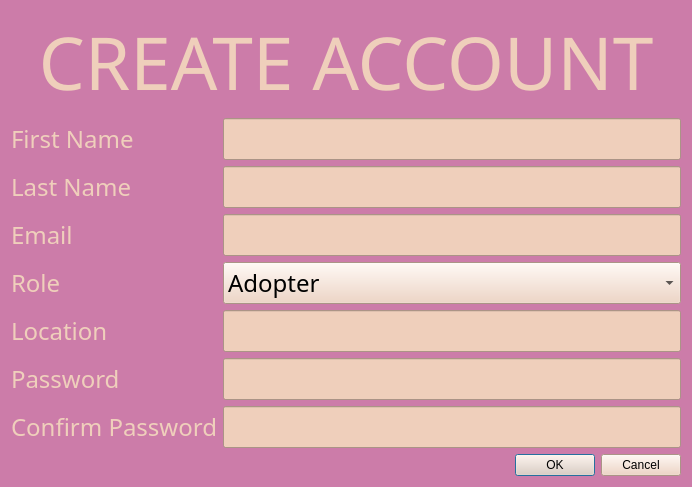
Above: breadnbutter/gui/createaccount.ui from jacksodl23/cs-205-pet-adoption before the change. Below: the same form after it.
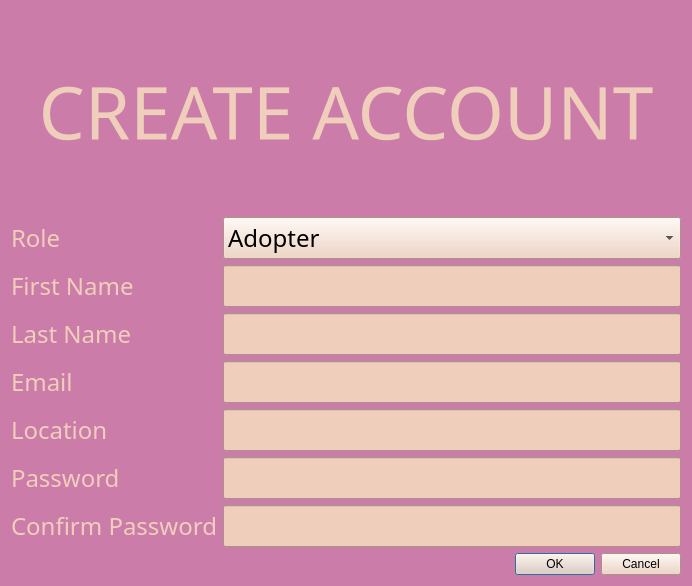
That is the form after the change.

What changed in the file:
```diff
--- a/breadnbutter/gui/createaccount.ui
+++ b/breadnbutter/gui/createaccount.ui
@@ -20,6 +20,12 @@
   <layout class="QVBoxLayout" name="verticalLayout">
    <item>
     <widget class="QLabel" name="createLabel">
+     <property name="minimumSize">
+      <size>
+       <width>0</width>
+       <height>200</height>
+      </size>
+     </property>
      <property name="font">
       <font>
        <family>Dyuthi</family>
@@ -42,6 +48,49 @@
    <item>
     <layout class="QFormLayout" name="formLayout">
      <item row="0" column="0">
+      <widget class="QLabel" name="roleLabel">
+       <property name="font">
+        <font>
+         <family>Dyuthi</family>
+         <pointsize>18</pointsize>
+        </font>
+       </property>
+       <property name="styleSheet">
+        <string notr="true">color: rgb(239, 207, 187);</string>
+       </property>
+       <property name="text">
+        <string>Role</string>
+       </property>
+      </widget>
+     </item>
+     <item row="0" column="1">
+      <widget class="QComboBox" name="roleBox">
+       <property name="font">
+        <font>
+         <family>Dyuthi</family>
+         <pointsize>18</pointsize>
+        </font>
+       </property>
+       <property name="styleSheet">
+        <string notr="true">background-color:rgb(239, 207, 187);
+color: rgb(0, 0, 0);</string>
+       </property>
+       <property name="currentIndex">
+        <number>0</number>
+       </property>
+       <item>
+        <property name="text">
+         <string>Adopter</string>
+        </property>
+       </item>
+       <item>
+        <property name="text">
+         <string>Provider</string>
+        </property>
+       </item>
+      </widget>
+     </item>
+     <item row="1" column="0">
       <widget class="QLabel" name="firstNameLabel">
        <property name="font">
         <font>
@@ -57,7 +106,7 @@
        </property>
       </widget>
      </item>
-     <item row="0" column="1">
+     <item row="1" column="1">
       <widget class="QLineEdit" name="firstNameField">
        <property name="palette">
         <palette>
@@ -116,6 +165,15 @@
             </color>
            </brush>
           </colorrole>
+          <colorrole role="PlaceholderText">
+           <brush brushstyle="NoBrush">
+            <color alpha="128">
+             <red>0</red>
+             <green>0</green>
+             <blue>0</blue>
+            </color>
+           </brush>
+          </colorrole>
          </active>
          <inactive>
           <colorrole role="WindowText">
@@ -172,6 +230,15 @@
             </color>
            </brush>
           </colorrole>
+          <colorrole role="PlaceholderText">
+           <brush brushstyle="NoBrush">
+            <color alpha="128">
+             <red>0</red>
+             <green>0</green>
+             <blue>0</blue>
+            </color>
+           </brush>
+          </colorrole>
          </inactive>
          <disabled>
           <colorrole role="WindowText">
@@ -228,6 +295,15 @@
             </color>
            </brush>
           </colorrole>
+          <colorrole role="PlaceholderText">
+           <brush brushstyle="NoBrush">
+            <color alpha="128">
+             <red>0</red>
+             <green>0</green>
+             <blue>0</blue>
+            </color>
+           </brush>
+          </colorrole>
          </disabled>
         </palette>
        </property>
@@ -242,7 +318,7 @@
        </property>
       </widget>
      </item>
-     <item row="1" column="0">
+     <item row="2" column="0">
       <widget class="QLabel" name="lastNameLabel">
        <property name="font">
         <font>
@@ -258,7 +334,7 @@
        </property>
       </widget>
      </item>
-     <item row="1" column="1">
+     <item row="2" column="1">
       <widget class="QLineEdit" name="lastNameField">
        <property name="palette">
         <palette>
@@ -317,6 +393,15 @@
             </color>
            </brush>
           </colorrole>
+          <colorrole role="PlaceholderText">
+           <brush brushstyle="NoBrush">
+            <color alpha="128">
+             <red>0</red>
+             <green>0</green>
+             <blue>0</blue>
+            </color>
+           </brush>
+          </colorrole>
          </active>
          <inactive>
           <colorrole role="WindowText">
@@ -373,6 +458,15 @@
             </color>
            </brush>
           </colorrole>
+          <colorrole role="PlaceholderText">
+           <brush brushstyle="NoBrush">
+            <color alpha="128">
+             <red>0</red>
+             <green>0</green>
+             <blue>0</blue>
+            </color>
+           </brush>
+          </colorrole>
          </inactive>
          <disabled>
           <colorrole role="WindowText">
@@ -429,6 +523,15 @@
             </color>
            </brush>
           </colorrole>
+          <colorrole role="PlaceholderText">
+           <brush brushstyle="NoBrush">
+            <color alpha="128">
+             <red>0</red>
+             <green>0</green>
+             <blue>0</blue>
+            </color>
+           </brush>
+          </colorrole>
          </disabled>
         </palette>
        </property>
@@ -443,7 +546,7 @@
        </property>
       </widget>
      </item>
-     <item row="2" column="0">
+     <item row="3" column="0">
       <widget class="QLabel" name="emailLabel">
        <property name="font">
         <font>
@@ -459,7 +562,7 @@
        </property>
       </widget>
      </item>
-     <item row="2" column="1">
+     <item row="3" column="1">
       <widget class="QLineEdit" name="emailField">
        <property name="palette">
         <palette>
@@ -518,6 +621,15 @@
             </color>
            </brush>
           </colorrole>
+          <colorrole role="PlaceholderText">
+           <brush brushstyle="NoBrush">
+            <color alpha="128">
+             <red>0</red>
+             <green>0</green>
+             <blue>0</blue>
+            </color>
+           </brush>
+          </colorrole>
          </active>
          <inactive>
           <colorrole role="WindowText">
@@ -574,6 +686,15 @@
             </color>
            </brush>
           </colorrole>
+          <colorrole role="PlaceholderText">
+           <brush brushstyle="NoBrush">
+            <color alpha="128">
+             <red>0</red>
+             <green>0</green>
+             <blue>0</blue>
+            </color>
+           </brush>
+          </colorrole>
          </inactive>
          <disabled>
           <colorrole role="WindowText">
@@ -630,6 +751,15 @@
             </color>
            </brush>
           </colorrole>
+          <colorrole role="PlaceholderText">
+           <brush brushstyle="NoBrush">
+            <color alpha="128">
+             <red>0</red>
+             <green>0</green>
+             <blue>0</blue>
+            </color>
+           </brush>
+          </colorrole>
          </disabled>
         </palette>
        </property>
@@ -644,8 +774,8 @@
        </property>
       </widget>
      </item>
-     <item row="3" column="0">
-      <widget class="QLabel" name="roleLabel">
+     <item row="4" column="0">
+      <widget class="QLabel" name="locationLabel">
        <property name="font">
         <font>
          <family>Dyuthi</family>
@@ -656,7 +786,219 @@
         <string notr="true">color: rgb(239, 207, 187);</string>
        </property>
        <property name="text">
-        <string>Role</string>
+        <string>Location</string>
+       </property>
+      </widget>
+     </item>
+     <item row="4" column="1">
+      <widget class="QLineEdit" name="locationField">
+       <property name="palette">
+        <palette>
+         <active>
+          <colorrole role="WindowText">
+           <brush brushstyle="SolidPattern">
+            <color alpha="255">
+             <red>0</red>
+             <green>0</green>
+             <blue>0</blue>
+            </color>
+           </brush>
+          </colorrole>
+          <colorrole role="Button">
+           <brush brushstyle="SolidPattern">
+            <color alpha="255">
+             <red>239</red>
+             <green>207</green>
+             <blue>187</blue>
+            </color>
+           </brush>
+          </colorrole>
+          <colorrole role="Text">
+           <brush brushstyle="SolidPattern">
+            <color alpha="255">
+             <red>0</red>
+             <green>0</green>
+             <blue>0</blue>
+            </color>
+           </brush>
+          </colorrole>
+          <colorrole role="ButtonText">
+           <brush brushstyle="SolidPattern">
+            <color alpha="255">
+             <red>0</red>
+             <green>0</green>
+             <blue>0</blue>
+            </color>
+           </brush>
+          </colorrole>
+          <colorrole role="Base">
+           <brush brushstyle="SolidPattern">
+            <color alpha="255">
+             <red>239</red>
+             <green>207</green>
+             <blue>187</blue>
+            </color>
+           </brush>
+          </colorrole>
+          <colorrole role="Window">
+           <brush brushstyle="SolidPattern">
+            <color alpha="255">
+             <red>239</red>
+             <green>207</green>
+             <blue>187</blue>
+            </color>
+           </brush>
+          </colorrole>
+          <colorrole role="PlaceholderText">
+           <brush brushstyle="NoBrush">
+            <color alpha="128">
+             <red>0</red>
+             <green>0</green>
+             <blue>0</blue>
+            </color>
+           </brush>
+          </colorrole>
+         </active>
+         <inactive>
+          <colorrole role="WindowText">
+           <brush brushstyle="SolidPattern">
+            <color alpha="255">
+             <red>0</red>
+             <green>0</green>
+             <blue>0</blue>
+            </color>
+           </brush>
+          </colorrole>
+          <colorrole role="Button">
+           <brush brushstyle="SolidPattern">
+            <color alpha="255">
+             <red>239</red>
+             <green>207</green>
+             <blue>187</blue>
+            </color>
+           </brush>
+          </colorrole>
+          <colorrole role="Text">
+           <brush brushstyle="SolidPattern">
+            <color alpha="255">
+             <red>0</red>
+             <green>0</green>
+             <blue>0</blue>
+            </color>
+           </brush>
+          </colorrole>
+          <colorrole role="ButtonText">
+           <brush brushstyle="SolidPattern">
+            <color alpha="255">
+             <red>0</red>
+             <green>0</green>
+             <blue>0</blue>
+            </color>
+           </brush>
+          </colorrole>
+          <colorrole role="Base">
+           <brush brushstyle="SolidPattern">
+            <color alpha="255">
+             <red>239</red>
+             <green>207</green>
+             <blue>187</blue>
+            </color>
+           </brush>
+          </colorrole>
+          <colorrole role="Window">
+           <brush brushstyle="SolidPattern">
+            <color alpha="255">
+             <red>239</red>
+             <green>207</green>
+             <blue>187</blue>
+            </color>
+           </brush>
+          </colorrole>
+          <colorrole role="PlaceholderText">
+           <brush brushstyle="NoBrush">
+            <color alpha="128">
+             <red>0</red>
+             <green>0</green>
+             <blue>0</blue>
+            </color>
+           </brush>
+          </colorrole>
+         </inactive>
+         <disabled>
+          <colorrole role="WindowText">
+           <brush brushstyle="SolidPattern">
+            <color alpha="255">
+             <red>0</red>
+             <green>0</green>
+             <blue>0</blue>
+            </color>
+           </brush>
+          </colorrole>
+          <colorrole role="Button">
+           <brush brushstyle="SolidPattern">
+            <color alpha="255">
+             <red>239</red>
+             <green>207</green>
+             <blue>187</blue>
+            </color>
+           </brush>
+          </colorrole>
+          <colorrole role="Text">
+           <brush brushstyle="SolidPattern">
+            <color alpha="255">
+             <red>0</red>
+             <green>0</green>
+             <blue>0</blue>
+            </color>
+           </brush>
+          </colorrole>
+          <colorrole role="ButtonText">
+           <brush brushstyle="SolidPattern">
+            <color alpha="255">
+             <red>0</red>
+             <green>0</green>
+             <blue>0</blue>
+            </color>
+           </brush>
+          </colorrole>
+          <colorrole role="Base">
+           <brush brushstyle="SolidPattern">
+            <color alpha="255">
+             <red>239</red>
+             <green>207</green>
+             <blue>187</blue>
+            </color>
+           </brush>
+          </colorrole>
+          <colorrole role="Window">
+           <brush brushstyle="SolidPattern">
+            <color alpha="255">
+             <red>239</red>
+             <green>207</green>
+             <blue>187</blue>
+            </color>
+           </brush>
+          </colorrole>
+          <colorrole role="PlaceholderText">
+           <brush brushstyle="NoBrush">
+            <color alpha="128">
+             <red>0</red>
+             <green>0</green>
+             <blue>0</blue>
+            </color>
+           </brush>
+          </colorrole>
+         </disabled>
+        </palette>
+       </property>
+       <property name="font">
+        <font>
+         <family>Dyuthi</family>
+         <pointsize>18</pointsize>
+        </font>
+       </property>
+       <property name="styleSheet">
+        <string notr="true">color: black; background-color:rgb(239, 207, 187);</string>
        </property>
       </widget>
      </item>
@@ -735,64 +1077,17 @@
             </color>
            </brush>
           </colorrole>
-         </active>
-         <inactive>
-          <colorrole role="WindowText">
-           <brush brushstyle="SolidPattern">
-            <color alpha="255">
+          <colorrole role="PlaceholderText">
+           <brush brushstyle="NoBrush">
+            <color alpha="128">
              <red>0</red>
              <green>0</green>
              <blue>0</blue>
             </color>
            </brush>
           </colorrole>
-          <colorrole role="Button">
-           <brush brushstyle="SolidPattern">
-            <color alpha="255">
-             <red>239</red>
-             <green>207</green>
-             <blue>187</blue>
-            </color>
-           </brush>
-          </colorrole>
-          <colorrole role="Text">
-           <brush brushstyle="SolidPattern">
-            <color alpha="255">
-             <red>0</red>
-             <green>0</green>
-             <blue>0</blue>
-            </color>
-           </brush>
-          </colorrole>
-          <colorrole role="ButtonText">
-           <brush brushstyle="SolidPattern">
-            <color alpha="255">
-             <red>0</red>
-             <green>0</green>
-             <blue>0</blue>
-            </color>
-           </brush>
-          </colorrole>
-          <colorrole role="Base">
-           <brush brushstyle="SolidPattern">
-            <color alpha="255">
-             <red>239</red>
-             <green>207</green>
-             <blue>187</blue>
-            </color>
-           </brush>
-          </colorrole>
-          <colorrole role="Window">
-           <brush brushstyle="SolidPattern">
-            <color alpha="255">
-             <red>239</red>
-             <green>207</green>
-             <blue>187</blue>
-            </color>
-           </brush>
-          </colorrole>
-         </inactive>
-         <disabled>
+         </active>
+         <inactive>
           <colorrole role="WindowText">
            <brush brushstyle="SolidPattern">
             <color alpha="255">
@@ -847,111 +1142,17 @@
             </color>
            </brush>
           </colorrole>
-         </disabled>
-        </palette>
-       </property>
-       <property name="font">
-        <font>
-         <family>Dyuthi</family>
-         <pointsize>18</pointsize>
-        </font>
-       </property>
-       <property name="styleSheet">
-        <string notr="true">color: black; background-color:rgb(239, 207, 187);</string>
-       </property>
-       <property name="echoMode">
-        <enum>QLineEdit::Password</enum>
-       </property>
-      </widget>
-     </item>
-     <item row="3" column="1">
-      <widget class="QComboBox" name="roleBox">
-       <property name="font">
-        <font>
-         <family>Dyuthi</family>
-         <pointsize>18</pointsize>
-        </font>
-       </property>
-       <property name="styleSheet">
-        <string notr="true">background-color:rgb(239, 207, 187);
-color: rgb(0, 0, 0);</string>
-       </property>
-       <property name="currentIndex">
-        <number>0</number>
-       </property>
-       <item>
-        <property name="text">
-         <string>Adopter</string>
-        </property>
-       </item>
-       <item>
-        <property name="text">
-         <string>Provider</string>
-        </property>
-       </item>
-      </widget>
-     </item>
-     <item row="6" column="1">
-      <widget class="QLineEdit" name="passwordField_2">
-       <property name="palette">
-        <palette>
-         <active>
-          <colorrole role="WindowText">
-           <brush brushstyle="SolidPattern">
-            <color alpha="255">
+          <colorrole role="PlaceholderText">
+           <brush brushstyle="NoBrush">
+            <color alpha="128">
              <red>0</red>
              <green>0</green>
              <blue>0</blue>
             </color>
            </brush>
           </colorrole>
-          <colorrole role="Button">
-           <brush brushstyle="SolidPattern">
-            <color alpha="255">
-             <red>239</red>
-             <green>207</green>
-             <blue>187</blue>
-            </color>
-           </brush>
-          </colorrole>
-          <colorrole role="Text">
-           <brush brushstyle="SolidPattern">
-            <color alpha="255">
-             <red>0</red>
-             <green>0</green>
-             <blue>0</blue>
-            </color>
-           </brush>
-          </colorrole>
-          <colorrole role="ButtonText">
-           <brush brushstyle="SolidPattern">
-            <color alpha="255">
-             <red>0</red>
-             <green>0</green>
-             <blue>0</blue>
-            </color>
-           </brush>
-          </colorrole>
-          <colorrole role="Base">
-           <brush brushstyle="SolidPattern">
-            <color alpha="255">
-             <red>239</red>
-             <green>207</green>
-             <blue>187</blue>
-            </color>
-           </brush>
-          </colorrole>
-          <colorrole role="Window">
-           <brush brushstyle="SolidPattern">
-            <color alpha="255">
-             <red>239</red>
-             <green>207</green>
-             <blue>187</blue>
-            </color>
-           </brush>
-          </colorrole>
-         </active>
-         <inactive>
+         </inactive>
+         <disabled>
           <colorrole role="WindowText">
            <brush brushstyle="SolidPattern">
             <color alpha="255">
@@ -1006,62 +1207,15 @@
             </color>
            </brush>
           </colorrole>
-         </inactive>
-         <disabled>
-          <colorrole role="WindowText">
-           <brush brushstyle="SolidPattern">
-            <color alpha="255">
+          <colorrole role="PlaceholderText">
+           <brush brushstyle="NoBrush">
+            <color alpha="128">
              <red>0</red>
              <green>0</green>
              <blue>0</blue>
             </color>
            </brush>
           </colorrole>
-          <colorrole role="Button">
-           <brush brushstyle="SolidPattern">
-            <color alpha="255">
-             <red>239</red>
-             <green>207</green>
-             <blue>187</blue>
-            </color>
-           </brush>
-          </colorrole>
-          <colorrole role="Text">
-           <brush brushstyle="SolidPattern">
-            <color alpha="255">
-             <red>0</red>
-             <green>0</green>
-             <blue>0</blue>
-            </color>
-           </brush>
-          </colorrole>
-          <colorrole role="ButtonText">
-           <brush brushstyle="SolidPattern">
-            <color alpha="255">
-             <red>0</red>
-             <green>0</green>
-             <blue>0</blue>
-            </color>
-           </brush>
-          </colorrole>
-          <colorrole role="Base">
-           <brush brushstyle="SolidPattern">
-            <color alpha="255">
-             <red>239</red>
-             <green>207</green>
-             <blue>187</blue>
-            </color>
-           </brush>
-          </colorrole>
-          <colorrole role="Window">
-           <brush brushstyle="SolidPattern">
-            <color alpha="255">
-             <red>239</red>
-             <green>207</green>
-             <blue>187</blue>
-            </color>
-           </brush>
-          </colorrole>
          </disabled>
         </palette>
        </property>
@@ -1095,24 +1249,8 @@
        </property>
       </widget>
      </item>
-     <item row="4" column="0">
-      <widget class="QLabel" name="locationLabel">
-       <property name="font">
-        <font>
-         <family>Dyuthi</family>
-         <pointsize>18</pointsize>
-        </font>
-       </property>
-       <property name="styleSheet">
-        <string notr="true">color: rgb(239, 207, 187);</string>
-       </property>
-       <property name="text">
-        <string>Location</string>
-       </property>
-      </widget>
-     </item>
-     <item row="4" column="1">
-      <widget class="QLineEdit" name="locationField">
+     <item row="6" column="1">
+      <widget class="QLineEdit" name="passwordField_2">
        <property name="palette">
         <palette>
          <active>
@@ -1170,6 +1308,15 @@
             </color>
            </brush>
           </colorrole>
+          <colorrole role="PlaceholderText">
+           <brush brushstyle="NoBrush">
+            <color alpha="128">
+             <red>0</red>
+             <green>0</green>
+             <blue>0</blue>
+            </color>
+           </brush>
+          </colorrole>
          </active>
          <inactive>
           <colorrole role="WindowText">
@@ -1226,6 +1373,15 @@
             </color>
            </brush>
           </colorrole>
+          <colorrole role="PlaceholderText">
+           <brush brushstyle="NoBrush">
+            <color alpha="128">
+             <red>0</red>
+             <green>0</green>
+             <blue>0</blue>
+            </color>
+           </brush>
+          </colorrole>
          </inactive>
          <disabled>
           <colorrole role="WindowText">
@@ -1282,6 +1438,15 @@
             </color>
            </brush>
           </colorrole>
+          <colorrole role="PlaceholderText">
+           <brush brushstyle="NoBrush">
+            <color alpha="128">
+             <red>0</red>
+             <green>0</green>
+             <blue>0</blue>
+            </color>
+           </brush>
+          </colorrole>
          </disabled>
         </palette>
        </property>
@@ -1294,6 +1459,9 @@
        <property name="styleSheet">
         <string notr="true">color: black; background-color:rgb(239, 207, 187);</string>
        </property>
+       <property name="echoMode">
+        <enum>QLineEdit::Password</enum>
+       </property>
       </widget>
      </item>
     </layout>
```
Left out of the diff: 1 changed line with no effect on the pictures.
